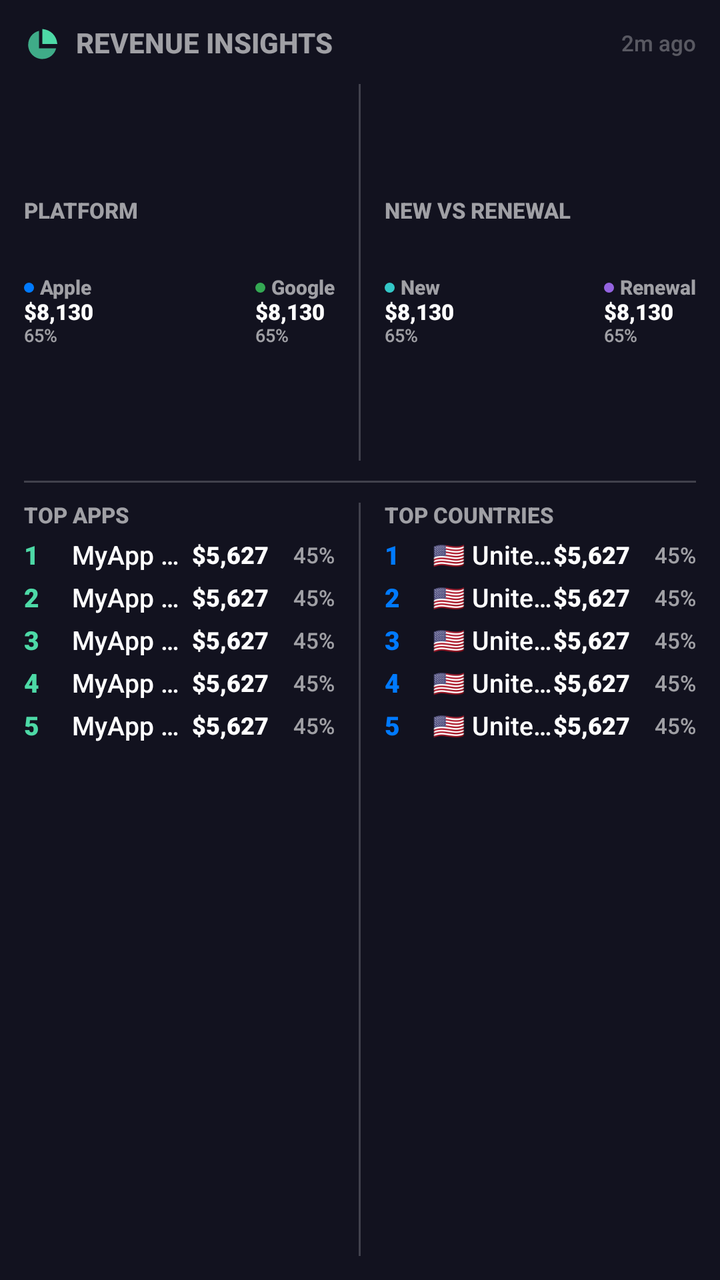
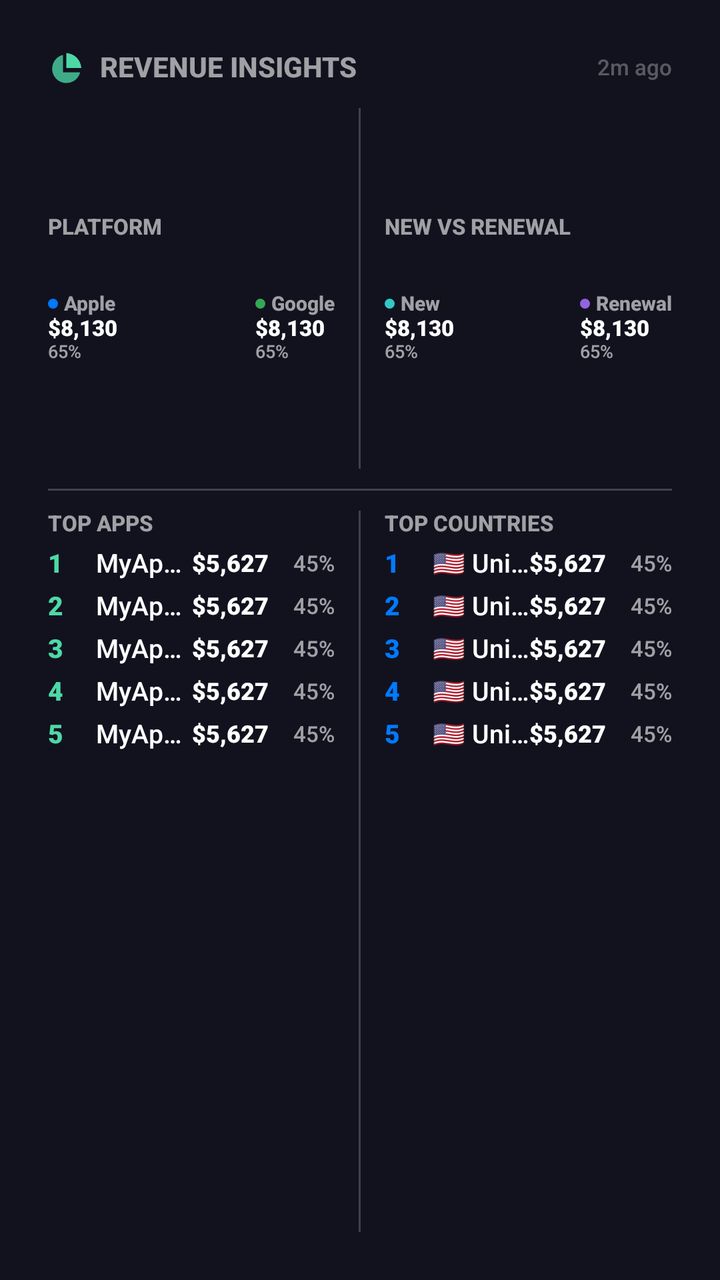

An Android layout rendered at two revisions. The XML below is the earlier revision; the diff shows what the commit changed to produce the second picture.
<!-- AndroidManifest.xml: fallback theme Theme.MaterialComponents.DayNight.NoActionBar -->
<!-- res/layout/revenue_insights_widget_large.xml -->
<?xml version="1.0" encoding="utf-8"?>
<LinearLayout xmlns:android="http://schemas.android.com/apk/res/android"
    android:id="@+id/widgetRoot"
    android:layout_width="match_parent"
    android:layout_height="match_parent"
    android:orientation="vertical"
    android:padding="12dp"
    android:background="@color/widgetBackground">

    <LinearLayout
        android:layout_width="match_parent"
        android:layout_height="wrap_content"
        android:orientation="horizontal"
        android:gravity="center_vertical">
        <ImageView
            android:layout_width="20dp"
            android:layout_height="20dp"
            android:src="@drawable/ic_widget_chart_pie"
            android:contentDescription="@null" />
        <TextView
            android:layout_width="wrap_content"
            android:layout_height="wrap_content"
            android:text="REVENUE INSIGHTS"
            android:textSize="14sp"
            android:textStyle="bold"
            android:layout_marginStart="6dp"
            android:textColor="@color/widgetTextSecondary" android:fontFamily="sans-serif-medium" android:includeFontPadding="false" />
        <TextView android:layout_width="0dp" android:layout_height="0dp" android:layout_weight="1" />
        <TextView
            android:id="@+id/tvLastUpdated"
            android:layout_width="wrap_content"
            android:layout_height="wrap_content"
            android:text="2m ago"
            android:textSize="11sp"
            android:textColor="@color/widgetTextQuaternary" android:fontFamily="sans-serif-medium" android:includeFontPadding="false" />
    </LinearLayout>
    <LinearLayout android:layout_width="match_parent" android:layout_height="0dp" android:layout_weight="1" android:orientation="horizontal" android:gravity="center_vertical" android:layout_marginTop="10dp">
        <LinearLayout android:layout_width="0dp" android:layout_height="match_parent" android:layout_weight="1" android:orientation="vertical" android:gravity="center_vertical">
            <TextView android:layout_width="wrap_content" android:layout_height="wrap_content" android:text="PLATFORM" android:textSize="11sp" android:textStyle="bold" android:textColor="@color/widgetTextSecondary" android:fontFamily="sans-serif-medium" android:includeFontPadding="false" />
            <ImageView android:id="@+id/imgPlatformBar" android:layout_width="match_parent" android:layout_height="14dp" android:layout_marginTop="6dp" android:scaleType="fitXY" />
            <LinearLayout android:layout_width="match_parent" android:layout_height="wrap_content" android:orientation="horizontal" android:layout_marginTop="6dp">
                <LinearLayout android:layout_width="wrap_content" android:layout_height="wrap_content" android:orientation="vertical">
                    <LinearLayout android:layout_width="wrap_content" android:layout_height="wrap_content" android:orientation="horizontal" android:gravity="center_vertical">
                        <TextView android:layout_width="5dp" android:layout_height="5dp" android:background="@drawable/bg_circle_apple" />
                        <TextView android:layout_width="wrap_content" android:layout_height="wrap_content" android:text="Apple" android:textSize="10sp" android:textStyle="bold" android:layout_marginStart="3dp" android:textColor="@color/widgetTextSecondary" android:fontFamily="sans-serif-medium" android:includeFontPadding="false" />
                    </LinearLayout>
                    <TextView android:id="@+id/tvAppleRevenue" android:layout_width="wrap_content" android:layout_height="wrap_content" android:text="$8,130" android:textSize="11sp" android:textStyle="bold" android:textColor="@color/widgetTextPrimary" android:fontFamily="sans-serif-black" android:includeFontPadding="false" />
                    <TextView android:id="@+id/tvApplePct" android:layout_width="wrap_content" android:layout_height="wrap_content" android:text="65%" android:textSize="9sp" android:textColor="@color/widgetTextSecondary" android:fontFamily="sans-serif-medium" android:includeFontPadding="false" />
                </LinearLayout>
                <TextView android:layout_width="0dp" android:layout_height="0dp" android:layout_weight="1" />
                <LinearLayout android:layout_width="wrap_content" android:layout_height="wrap_content" android:orientation="vertical">
                    <LinearLayout android:layout_width="wrap_content" android:layout_height="wrap_content" android:orientation="horizontal" android:gravity="center_vertical">
                        <TextView android:layout_width="5dp" android:layout_height="5dp" android:background="@drawable/bg_circle_google" />
                        <TextView android:layout_width="wrap_content" android:layout_height="wrap_content" android:text="Google" android:textSize="10sp" android:textStyle="bold" android:layout_marginStart="3dp" android:textColor="@color/widgetTextSecondary" android:fontFamily="sans-serif-medium" android:includeFontPadding="false" />
                    </LinearLayout>
                    <TextView android:id="@+id/tvGoogleRevenue" android:layout_width="wrap_content" android:layout_height="wrap_content" android:text="$8,130" android:textSize="11sp" android:textStyle="bold" android:textColor="@color/widgetTextPrimary" android:fontFamily="sans-serif-black" android:includeFontPadding="false" />
                    <TextView android:id="@+id/tvGooglePct" android:layout_width="wrap_content" android:layout_height="wrap_content" android:text="65%" android:textSize="9sp" android:textColor="@color/widgetTextSecondary" android:fontFamily="sans-serif-medium" android:includeFontPadding="false" />
                </LinearLayout>
            </LinearLayout>
        </LinearLayout>
        <TextView
        android:layout_width="1dp"
        android:layout_height="match_parent"
        android:background="@color/widgetDivider"
        android:layout_marginStart="12dp"
        android:layout_marginEnd="12dp" />
        <LinearLayout android:layout_width="0dp" android:layout_height="match_parent" android:layout_weight="1" android:orientation="vertical" android:gravity="center_vertical">
            <TextView android:layout_width="wrap_content" android:layout_height="wrap_content" android:text="NEW VS RENEWAL" android:textSize="11sp" android:textStyle="bold" android:textColor="@color/widgetTextSecondary" android:fontFamily="sans-serif-medium" android:includeFontPadding="false" />
            <ImageView android:id="@+id/imgNewRenewalBar" android:layout_width="match_parent" android:layout_height="14dp" android:layout_marginTop="6dp" android:scaleType="fitXY" />
            <LinearLayout android:layout_width="match_parent" android:layout_height="wrap_content" android:orientation="horizontal" android:layout_marginTop="6dp">
                <LinearLayout android:layout_width="wrap_content" android:layout_height="wrap_content" android:orientation="vertical">
                    <LinearLayout android:layout_width="wrap_content" android:layout_height="wrap_content" android:orientation="horizontal" android:gravity="center_vertical">
                        <TextView android:layout_width="5dp" android:layout_height="5dp" android:background="@drawable/bg_circle_new" />
                        <TextView android:layout_width="wrap_content" android:layout_height="wrap_content" android:text="New" android:textSize="10sp" android:textStyle="bold" android:layout_marginStart="3dp" android:textColor="@color/widgetTextSecondary" android:fontFamily="sans-serif-medium" android:includeFontPadding="false" />
                    </LinearLayout>
                    <TextView android:id="@+id/tvNewRevenue" android:layout_width="wrap_content" android:layout_height="wrap_content" android:text="$8,130" android:textSize="11sp" android:textStyle="bold" android:textColor="@color/widgetTextPrimary" android:fontFamily="sans-serif-black" android:includeFontPadding="false" />
                    <TextView android:id="@+id/tvNewPct" android:layout_width="wrap_content" android:layout_height="wrap_content" android:text="65%" android:textSize="9sp" android:textColor="@color/widgetTextSecondary" android:fontFamily="sans-serif-medium" android:includeFontPadding="false" />
                </LinearLayout>
                <TextView android:layout_width="0dp" android:layout_height="0dp" android:layout_weight="1" />
                <LinearLayout android:layout_width="wrap_content" android:layout_height="wrap_content" android:orientation="vertical">
                    <LinearLayout android:layout_width="wrap_content" android:layout_height="wrap_content" android:orientation="horizontal" android:gravity="center_vertical">
                        <TextView android:layout_width="5dp" android:layout_height="5dp" android:background="@drawable/bg_circle_renewal" />
                        <TextView android:layout_width="wrap_content" android:layout_height="wrap_content" android:text="Renewal" android:textSize="10sp" android:textStyle="bold" android:layout_marginStart="3dp" android:textColor="@color/widgetTextSecondary" android:fontFamily="sans-serif-medium" android:includeFontPadding="false" />
                    </LinearLayout>
                    <TextView android:id="@+id/tvRenewalRevenue" android:layout_width="wrap_content" android:layout_height="wrap_content" android:text="$8,130" android:textSize="11sp" android:textStyle="bold" android:textColor="@color/widgetTextPrimary" android:fontFamily="sans-serif-black" android:includeFontPadding="false" />
                    <TextView android:id="@+id/tvRenewalPct" android:layout_width="wrap_content" android:layout_height="wrap_content" android:text="65%" android:textSize="9sp" android:textColor="@color/widgetTextSecondary" android:fontFamily="sans-serif-medium" android:includeFontPadding="false" />
                </LinearLayout>
            </LinearLayout>
        </LinearLayout>
    </LinearLayout>

    <TextView
        android:layout_width="match_parent"
        android:layout_height="1dp"
        android:background="@color/widgetDivider"
        android:layout_marginTop="10dp"
        android:layout_marginBottom="10dp" />

    <LinearLayout android:layout_width="match_parent" android:layout_height="0dp" android:layout_weight="2" android:orientation="horizontal">
        <LinearLayout android:layout_width="0dp" android:layout_height="wrap_content" android:layout_weight="1" android:orientation="vertical">
            <TextView android:layout_width="wrap_content" android:layout_height="wrap_content" android:text="TOP APPS" android:textSize="11sp" android:textStyle="bold" android:textColor="@color/widgetTextSecondary" android:fontFamily="sans-serif-medium" android:includeFontPadding="false" />
            <LinearLayout android:id="@+id/rowApp1" android:layout_width="match_parent" android:layout_height="wrap_content" android:orientation="horizontal" android:gravity="center_vertical" android:layout_marginTop="6dp">
                    <TextView android:id="@+id/tvAppRank1" android:layout_width="18dp" android:layout_height="wrap_content" android:text="1" android:textSize="13sp" android:textStyle="bold" android:textColor="@color/widgetAccent" android:fontFamily="sans-serif-black" android:includeFontPadding="false" />
                    <TextView android:id="@+id/tvAppName1" android:layout_width="0dp" android:layout_height="wrap_content" android:layout_weight="1" android:text="MyApp Pro" android:textSize="13sp" android:maxLines="1" android:ellipsize="end" android:layout_marginStart="6dp" android:textColor="@color/widgetTextPrimary" android:fontFamily="sans-serif-medium" android:includeFontPadding="false" />
                    <TextView android:id="@+id/tvAppRevenue1" android:layout_width="wrap_content" android:layout_height="wrap_content" android:text="$5,627" android:textSize="12sp" android:textStyle="bold" android:textColor="@color/widgetTextPrimary" android:fontFamily="sans-serif-black" android:includeFontPadding="false" />
                    <TextView android:id="@+id/tvAppPct1" android:layout_width="28dp" android:layout_height="wrap_content" android:text="45%" android:textSize="11sp" android:gravity="end" android:layout_marginStart="5dp" android:textColor="@color/widgetTextSecondary" android:fontFamily="sans-serif-medium" android:includeFontPadding="false" />
                </LinearLayout>
<LinearLayout android:id="@+id/rowApp2" android:layout_width="match_parent" android:layout_height="wrap_content" android:orientation="horizontal" android:gravity="center_vertical" android:layout_marginTop="6dp">
                    <TextView android:id="@+id/tvAppRank2" android:layout_width="18dp" android:layout_height="wrap_content" android:text="2" android:textSize="13sp" android:textStyle="bold" android:textColor="@color/widgetAccent" android:fontFamily="sans-serif-black" android:includeFontPadding="false" />
                    <TextView android:id="@+id/tvAppName2" android:layout_width="0dp" android:layout_height="wrap_content" android:layout_weight="1" android:text="MyApp Pro" android:textSize="13sp" android:maxLines="1" android:ellipsize="end" android:layout_marginStart="6dp" android:textColor="@color/widgetTextPrimary" android:fontFamily="sans-serif-medium" android:includeFontPadding="false" />
                    <TextView android:id="@+id/tvAppRevenue2" android:layout_width="wrap_content" android:layout_height="wrap_content" android:text="$5,627" android:textSize="12sp" android:textStyle="bold" android:textColor="@color/widgetTextPrimary" android:fontFamily="sans-serif-black" android:includeFontPadding="false" />
                    <TextView android:id="@+id/tvAppPct2" android:layout_width="28dp" android:layout_height="wrap_content" android:text="45%" android:textSize="11sp" android:gravity="end" android:layout_marginStart="5dp" android:textColor="@color/widgetTextSecondary" android:fontFamily="sans-serif-medium" android:includeFontPadding="false" />
                </LinearLayout>
<LinearLayout android:id="@+id/rowApp3" android:layout_width="match_parent" android:layout_height="wrap_content" android:orientation="horizontal" android:gravity="center_vertical" android:layout_marginTop="6dp">
                    <TextView android:id="@+id/tvAppRank3" android:layout_width="18dp" android:layout_height="wrap_content" android:text="3" android:textSize="13sp" android:textStyle="bold" android:textColor="@color/widgetAccent" android:fontFamily="sans-serif-black" android:includeFontPadding="false" />
                    <TextView android:id="@+id/tvAppName3" android:layout_width="0dp" android:layout_height="wrap_content" android:layout_weight="1" android:text="MyApp Pro" android:textSize="13sp" android:maxLines="1" android:ellipsize="end" android:layout_marginStart="6dp" android:textColor="@color/widgetTextPrimary" android:fontFamily="sans-serif-medium" android:includeFontPadding="false" />
                    <TextView android:id="@+id/tvAppRevenue3" android:layout_width="wrap_content" android:layout_height="wrap_content" android:text="$5,627" android:textSize="12sp" android:textStyle="bold" android:textColor="@color/widgetTextPrimary" android:fontFamily="sans-serif-black" android:includeFontPadding="false" />
                    <TextView android:id="@+id/tvAppPct3" android:layout_width="28dp" android:layout_height="wrap_content" android:text="45%" android:textSize="11sp" android:gravity="end" android:layout_marginStart="5dp" android:textColor="@color/widgetTextSecondary" android:fontFamily="sans-serif-medium" android:includeFontPadding="false" />
                </LinearLayout>
<LinearLayout android:id="@+id/rowApp4" android:layout_width="match_parent" android:layout_height="wrap_content" android:orientation="horizontal" android:gravity="center_vertical" android:layout_marginTop="6dp">
                    <TextView android:id="@+id/tvAppRank4" android:layout_width="18dp" android:layout_height="wrap_content" android:text="4" android:textSize="13sp" android:textStyle="bold" android:textColor="@color/widgetAccent" android:fontFamily="sans-serif-black" android:includeFontPadding="false" />
                    <TextView android:id="@+id/tvAppName4" android:layout_width="0dp" android:layout_height="wrap_content" android:layout_weight="1" android:text="MyApp Pro" android:textSize="13sp" android:maxLines="1" android:ellipsize="end" android:layout_marginStart="6dp" android:textColor="@color/widgetTextPrimary" android:fontFamily="sans-serif-medium" android:includeFontPadding="false" />
                    <TextView android:id="@+id/tvAppRevenue4" android:layout_width="wrap_content" android:layout_height="wrap_content" android:text="$5,627" android:textSize="12sp" android:textStyle="bold" android:textColor="@color/widgetTextPrimary" android:fontFamily="sans-serif-black" android:includeFontPadding="false" />
                    <TextView android:id="@+id/tvAppPct4" android:layout_width="28dp" android:layout_height="wrap_content" android:text="45%" android:textSize="11sp" android:gravity="end" android:layout_marginStart="5dp" android:textColor="@color/widgetTextSecondary" android:fontFamily="sans-serif-medium" android:includeFontPadding="false" />
                </LinearLayout>
<LinearLayout android:id="@+id/rowApp5" android:layout_width="match_parent" android:layout_height="wrap_content" android:orientation="horizontal" android:gravity="center_vertical" android:layout_marginTop="6dp">
                    <TextView android:id="@+id/tvAppRank5" android:layout_width="18dp" android:layout_height="wrap_content" android:text="5" android:textSize="13sp" android:textStyle="bold" android:textColor="@color/widgetAccent" android:fontFamily="sans-serif-black" android:includeFontPadding="false" />
                    <TextView android:id="@+id/tvAppName5" android:layout_width="0dp" android:layout_height="wrap_content" android:layout_weight="1" android:text="MyApp Pro" android:textSize="13sp" android:maxLines="1" android:ellipsize="end" android:layout_marginStart="6dp" android:textColor="@color/widgetTextPrimary" android:fontFamily="sans-serif-medium" android:includeFontPadding="false" />
                    <TextView android:id="@+id/tvAppRevenue5" android:layout_width="wrap_content" android:layout_height="wrap_content" android:text="$5,627" android:textSize="12sp" android:textStyle="bold" android:textColor="@color/widgetTextPrimary" android:fontFamily="sans-serif-black" android:includeFontPadding="false" />
                    <TextView android:id="@+id/tvAppPct5" android:layout_width="28dp" android:layout_height="wrap_content" android:text="45%" android:textSize="11sp" android:gravity="end" android:layout_marginStart="5dp" android:textColor="@color/widgetTextSecondary" android:fontFamily="sans-serif-medium" android:includeFontPadding="false" />
                </LinearLayout>
            <TextView
                android:id="@+id/tvTopAppsEmpty"
                android:layout_width="match_parent"
                android:layout_height="wrap_content"
                android:layout_marginTop="12dp"
                android:gravity="center"
                android:text="No data"
                android:textColor="@color/widgetTextQuaternary"
                android:textSize="13sp"
                android:fontFamily="sans-serif-medium"
                android:includeFontPadding="false"
                android:visibility="gone" />
        </LinearLayout>
        <TextView
        android:layout_width="1dp"
        android:layout_height="match_parent"
        android:background="@color/widgetDivider"
        android:layout_marginStart="12dp"
        android:layout_marginEnd="12dp" />
        <LinearLayout android:layout_width="0dp" android:layout_height="wrap_content" android:layout_weight="1" android:orientation="vertical">
            <TextView android:layout_width="wrap_content" android:layout_height="wrap_content" android:text="TOP COUNTRIES" android:textSize="11sp" android:textStyle="bold" android:textColor="@color/widgetTextSecondary" android:fontFamily="sans-serif-medium" android:includeFontPadding="false" />
            <LinearLayout android:id="@+id/rowCountry1" android:layout_width="match_parent" android:layout_height="wrap_content" android:orientation="horizontal" android:gravity="center_vertical" android:layout_marginTop="6dp">
                    <TextView android:id="@+id/tvCountryRank1" android:layout_width="18dp" android:layout_height="wrap_content" android:text="1" android:textSize="13sp" android:textStyle="bold" android:textColor="@color/appleBlue" android:fontFamily="sans-serif-black" android:includeFontPadding="false" />
                    <TextView android:id="@+id/tvCountryName1" android:layout_width="0dp" android:layout_height="wrap_content" android:layout_weight="1" android:text="🇺🇸 United States" android:textSize="13sp" android:maxLines="1" android:ellipsize="end" android:layout_marginStart="6dp" android:textColor="@color/widgetTextPrimary" android:fontFamily="sans-serif-medium" android:includeFontPadding="false" />
                    <TextView android:id="@+id/tvCountryRevenue1" android:layout_width="wrap_content" android:layout_height="wrap_content" android:text="$5,627" android:textSize="12sp" android:textStyle="bold" android:textColor="@color/widgetTextPrimary" android:fontFamily="sans-serif-black" android:includeFontPadding="false" />
                    <TextView android:id="@+id/tvCountryPct1" android:layout_width="28dp" android:layout_height="wrap_content" android:text="45%" android:textSize="11sp" android:gravity="end" android:layout_marginStart="5dp" android:textColor="@color/widgetTextSecondary" android:fontFamily="sans-serif-medium" android:includeFontPadding="false" />
                </LinearLayout>
<LinearLayout android:id="@+id/rowCountry2" android:layout_width="match_parent" android:layout_height="wrap_content" android:orientation="horizontal" android:gravity="center_vertical" android:layout_marginTop="6dp">
                    <TextView android:id="@+id/tvCountryRank2" android:layout_width="18dp" android:layout_height="wrap_content" android:text="2" android:textSize="13sp" android:textStyle="bold" android:textColor="@color/appleBlue" android:fontFamily="sans-serif-black" android:includeFontPadding="false" />
                    <TextView android:id="@+id/tvCountryName2" android:layout_width="0dp" android:layout_height="wrap_content" android:layout_weight="1" android:text="🇺🇸 United States" android:textSize="13sp" android:maxLines="1" android:ellipsize="end" android:layout_marginStart="6dp" android:textColor="@color/widgetTextPrimary" android:fontFamily="sans-serif-medium" android:includeFontPadding="false" />
                    <TextView android:id="@+id/tvCountryRevenue2" android:layout_width="wrap_content" android:layout_height="wrap_content" android:text="$5,627" android:textSize="12sp" android:textStyle="bold" android:textColor="@color/widgetTextPrimary" android:fontFamily="sans-serif-black" android:includeFontPadding="false" />
                    <TextView android:id="@+id/tvCountryPct2" android:layout_width="28dp" android:layout_height="wrap_content" android:text="45%" android:textSize="11sp" android:gravity="end" android:layout_marginStart="5dp" android:textColor="@color/widgetTextSecondary" android:fontFamily="sans-serif-medium" android:includeFontPadding="false" />
                </LinearLayout>
<LinearLayout android:id="@+id/rowCountry3" android:layout_width="match_parent" android:layout_height="wrap_content" android:orientation="horizontal" android:gravity="center_vertical" android:layout_marginTop="6dp">
                    <TextView android:id="@+id/tvCountryRank3" android:layout_width="18dp" android:layout_height="wrap_content" android:text="3" android:textSize="13sp" android:textStyle="bold" android:textColor="@color/appleBlue" android:fontFamily="sans-serif-black" android:includeFontPadding="false" />
                    <TextView android:id="@+id/tvCountryName3" android:layout_width="0dp" android:layout_height="wrap_content" android:layout_weight="1" android:text="🇺🇸 United States" android:textSize="13sp" android:maxLines="1" android:ellipsize="end" android:layout_marginStart="6dp" android:textColor="@color/widgetTextPrimary" android:fontFamily="sans-serif-medium" android:includeFontPadding="false" />
                    <TextView android:id="@+id/tvCountryRevenue3" android:layout_width="wrap_content" android:layout_height="wrap_content" android:text="$5,627" android:textSize="12sp" android:textStyle="bold" android:textColor="@color/widgetTextPrimary" android:fontFamily="sans-serif-black" android:includeFontPadding="false" />
                    <TextView android:id="@+id/tvCountryPct3" android:layout_width="28dp" android:layout_height="wrap_content" android:text="45%" android:textSize="11sp" android:gravity="end" android:layout_marginStart="5dp" android:textColor="@color/widgetTextSecondary" android:fontFamily="sans-serif-medium" android:includeFontPadding="false" />
                </LinearLayout>
<LinearLayout android:id="@+id/rowCountry4" android:layout_width="match_parent" android:layout_height="wrap_content" android:orientation="horizontal" android:gravity="center_vertical" android:layout_marginTop="6dp">
                    <TextView android:id="@+id/tvCountryRank4" android:layout_width="18dp" android:layout_height="wrap_content" android:text="4" android:textSize="13sp" android:textStyle="bold" android:textColor="@color/appleBlue" android:fontFamily="sans-serif-black" android:includeFontPadding="false" />
                    <TextView android:id="@+id/tvCountryName4" android:layout_width="0dp" android:layout_height="wrap_content" android:layout_weight="1" android:text="🇺🇸 United States" android:textSize="13sp" android:maxLines="1" android:ellipsize="end" android:layout_marginStart="6dp" android:textColor="@color/widgetTextPrimary" android:fontFamily="sans-serif-medium" android:includeFontPadding="false" />
                    <TextView android:id="@+id/tvCountryRevenue4" android:layout_width="wrap_content" android:layout_height="wrap_content" android:text="$5,627" android:textSize="12sp" android:textStyle="bold" android:textColor="@color/widgetTextPrimary" android:fontFamily="sans-serif-black" android:includeFontPadding="false" />
                    <TextView android:id="@+id/tvCountryPct4" android:layout_width="28dp" android:layout_height="wrap_content" android:text="45%" android:textSize="11sp" android:gravity="end" android:layout_marginStart="5dp" android:textColor="@color/widgetTextSecondary" android:fontFamily="sans-serif-medium" android:includeFontPadding="false" />
                </LinearLayout>
<LinearLayout android:id="@+id/rowCountry5" android:layout_width="match_parent" android:layout_height="wrap_content" android:orientation="horizontal" android:gravity="center_vertical" android:layout_marginTop="6dp">
                    <TextView android:id="@+id/tvCountryRank5" android:layout_width="18dp" android:layout_height="wrap_content" android:text="5" android:textSize="13sp" android:textStyle="bold" android:textColor="@color/appleBlue" android:fontFamily="sans-serif-black" android:includeFontPadding="false" />
                    <TextView android:id="@+id/tvCountryName5" android:layout_width="0dp" android:layout_height="wrap_content" android:layout_weight="1" android:text="🇺🇸 United States" android:textSize="13sp" android:maxLines="1" android:ellipsize="end" android:layout_marginStart="6dp" android:textColor="@color/widgetTextPrimary" android:fontFamily="sans-serif-medium" android:includeFontPadding="false" />
                    <TextView android:id="@+id/tvCountryRevenue5" android:layout_width="wrap_content" android:layout_height="wrap_content" android:text="$5,627" android:textSize="12sp" android:textStyle="bold" android:textColor="@color/widgetTextPrimary" android:fontFamily="sans-serif-black" android:includeFontPadding="false" />
                    <TextView android:id="@+id/tvCountryPct5" android:layout_width="28dp" android:layout_height="wrap_content" android:text="45%" android:textSize="11sp" android:gravity="end" android:layout_marginStart="5dp" android:textColor="@color/widgetTextSecondary" android:fontFamily="sans-serif-medium" android:includeFontPadding="false" />
                </LinearLayout>
            <TextView
                android:id="@+id/tvTopCountriesEmpty"
                android:layout_width="match_parent"
                android:layout_height="wrap_content"
                android:layout_marginTop="12dp"
                android:gravity="center"
                android:text="No data"
                android:textColor="@color/widgetTextQuaternary"
                android:textSize="13sp"
                android:fontFamily="sans-serif-medium"
                android:includeFontPadding="false"
                android:visibility="gone" />
        </LinearLayout>
    </LinearLayout>
</LinearLayout>
<!-- resources referenced by this layout -->
<resources>
  <color name="appleBlue">#007AFF</color>
  <color name="widgetAccent">#4DD9A6</color>
  <color name="widgetBackground">#12121F</color>
  <color name="widgetDivider">#33FFFFFF</color>
  <color name="widgetTextPrimary">#FFFFFFFF</color>
  <color name="widgetTextQuaternary">#4DFFFFFF</color>
  <color name="widgetTextSecondary">#99FFFFFF</color>
  <!-- drawable bg_circle_apple (drawable) -->
  <?xml version="1.0" encoding="utf-8"?>
  <shape xmlns:android="http://schemas.android.com/apk/res/android"
      android:shape="oval">
      <solid android:color="@color/appleBlue" />
      <size android:width="6dp" android:height="6dp" />
  </shape>
  <!-- drawable bg_circle_google (drawable) -->
  <?xml version="1.0" encoding="utf-8"?>
  <shape xmlns:android="http://schemas.android.com/apk/res/android"
      android:shape="oval">
      <solid android:color="@color/googleGreen" />
      <size android:width="6dp" android:height="6dp" />
  </shape>
  <!-- drawable bg_circle_new (drawable) -->
  <?xml version="1.0" encoding="utf-8"?>
  <shape xmlns:android="http://schemas.android.com/apk/res/android"
      android:shape="oval">
      <solid android:color="@color/newTeal" />
      <size android:width="6dp" android:height="6dp" />
  </shape>
  <!-- drawable bg_circle_renewal (drawable) -->
  <?xml version="1.0" encoding="utf-8"?>
  <shape xmlns:android="http://schemas.android.com/apk/res/android"
      android:shape="oval">
      <solid android:color="@color/renewalPurple" />
      <size android:width="6dp" android:height="6dp" />
  </shape>
  <!-- drawable ic_widget_chart_pie (drawable) -->
  <vector xmlns:android="http://schemas.android.com/apk/res/android" android:width="24dp" android:height="24dp" android:viewportWidth="24" android:viewportHeight="24">
      <path android:fillColor="@color/widgetAccent" android:pathData="M11,3v9h9c-0.5,-5.1 -3.9,-8.5 -9,-9z"/>
      <path android:fillColor="@color/widgetAccent" android:fillAlpha="0.78" android:pathData="M9,4.1C5.1,5.1 2.5,8.5 2.5,12.5C2.5,17.2 6.3,21 11,21c4,0 7.4,-2.7 8.3,-6.4H9V4.1z"/>
  </vector>
  <color name="googleGreen">#34A853</color>
  <color name="newTeal">#33C7C7</color>
  <color name="renewalPurple">#9463E0</color>
</resources>

<!-- the commit's change to res/layout/revenue_insights_widget_large.xml (unified diff, before → after) -->
@@ -4,7 +4,7 @@
     android:layout_width="match_parent"
     android:layout_height="match_parent"
     android:orientation="vertical"
-    android:padding="12dp"
+    android:padding="24dp"
     android:background="@color/widgetBackground">
 
     <LinearLayout
